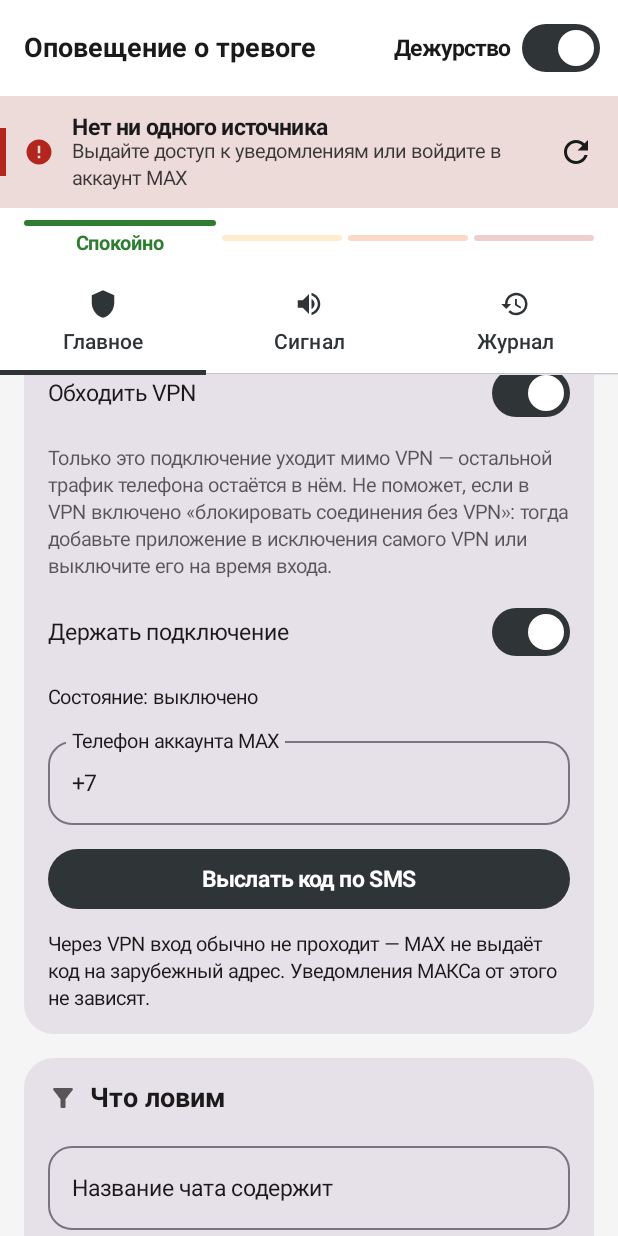
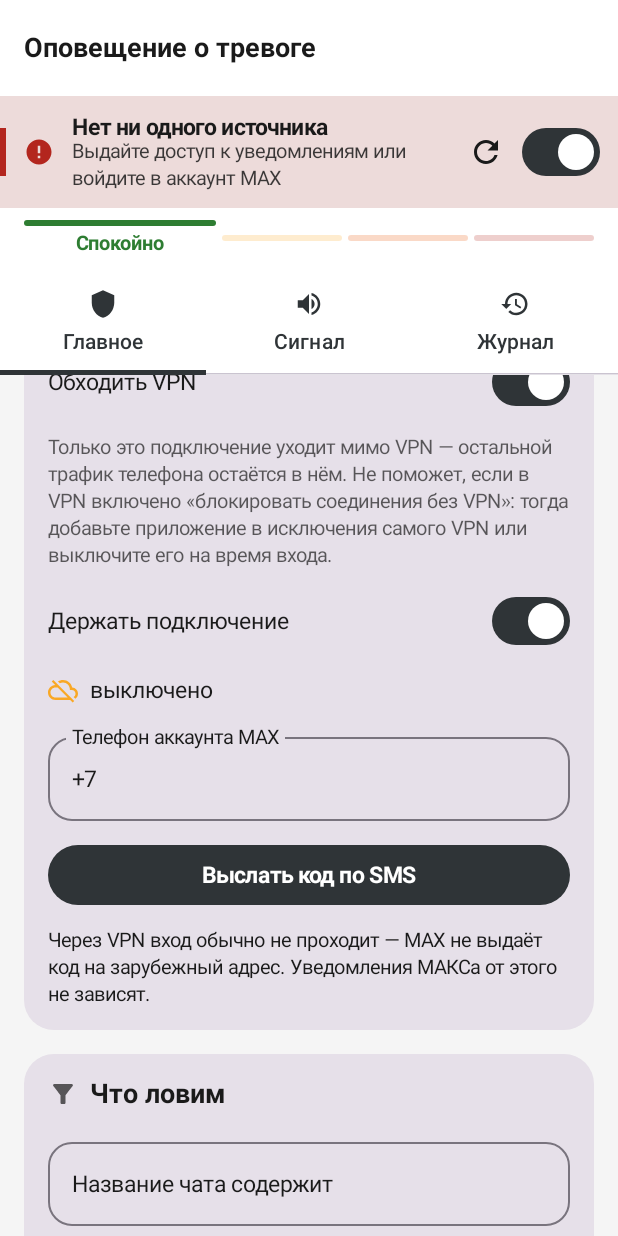
Before and after one commit to sexorcist00/max-alert-notifier, an Android app built with Jetpack Compose: the screen it shows after launch (MainActivity), on a phone screen of 412 x 824 dp. Run offline under Robolectric (Android 15) with nearby library versions, the phone set to English and light mode, and no system bars; pictures from the network do not load.

Commit message:
fix(android): stop breaking the watch with the button that checks it
From a screenshot: "Сессия жива, чатов видно: 7" sitting directly above
"Read error: ssl=0x7446552348: I/O error during system call, Software caused
connection abort". Both were true, and the second was caused by the first.

- "Проверить сессию сейчас" opened a second connection and logged in with the
  same account and device id. MAX drops the older session when that happens, and
  the older session was the duty connection. So pressing check broke the watch,
  and the reconnect that followed looked like a network fault. While the duty
  connection is up it *is* the answer to "is the session alive", so no second one
  is opened any more.
- A dropped socket was noticed up to a minute late: the duty loop slept in 60 s
  steps once connected. It now watches the socket every 2 s, so a drop reaches
  the reconnect path with its backoff almost immediately -- that minute was a
  minute of not watching, while the screen said everything was fine.
- The state line was the raw transport error. It is a sentence now, chosen by a
  pure function with tests -- no DNS, timeout, refusal, drop and handshake failure
  all read the same, and our own Russian messages pass through untouched. The
  original text stays as a dim second line, because it is the only thing worth
  having when something must be reported to someone who can act on it. A cloud
  glyph carries online/offline beside it.
- The app's own name rendered as "Оповещение о т…", squeezed by the duty switch
  and its label in the app bar. The switch moved into the status banner, next to
  the line that says what duty is doing, and the title fits.

144 tests.

Co-Authored-By: Claude Opus 5 <noreply@anthropic.com>
Claude-Session: https://claude.ai/code/session_01Fc6tsyzwBxCocjTYP6Ym7Z

```diff
--- a/android/app/src/main/java/ru/maxalert/notifier/HomeScreen.kt
+++ b/android/app/src/main/java/ru/maxalert/notifier/HomeScreen.kt
@@ -59,6 +59,8 @@ import androidx.compose.ui.Modifier
 import androidx.compose.ui.draw.clip
 import androidx.compose.ui.graphics.Color
 import androidx.compose.ui.graphics.vector.ImageVector
+import androidx.compose.ui.semantics.contentDescription
+import androidx.compose.ui.semantics.semantics
 import androidx.compose.ui.platform.LocalContext
 import androidx.compose.ui.text.font.FontWeight
 import androidx.compose.ui.text.style.TextOverflow
@@ -127,6 +129,10 @@ internal fun HomeScreen() {
     Scaffold(
         topBar = {
             Column {
+                // Title only. The duty switch used to live here with its label, and between
+                // the two the app's own name rendered as "Оповещение о т…". The switch moved
+                // into the status banner, which is where it belongs anyway: right next to the
+                // line that says what duty is currently doing.
                 TopAppBar(
                     title = {
                         Text(
@@ -135,22 +141,15 @@ internal fun HomeScreen() {
                             overflow = TextOverflow.Ellipsis,
                         )
                     },
-                    actions = {
-                        // The master switch belongs where it is always reachable: whether the
-                        // phone is on watch is the one thing worth knowing from any tab.
-                        Text("Дежурство", style = MaterialTheme.typography.labelLarge)
-                        Spacer(Modifier.width(Spacing.sm))
-                        Switch(
-                            checked = settings.enabled,
-                            onCheckedChange = { value ->
-                                update { it.copy(enabled = value) }
-                                if (value) MaxWatchService.start(context) else MaxWatchService.stop(context)
-                            },
-                        )
-                        Spacer(Modifier.width(Spacing.sm))
+                )
+                StatusStrip(
+                    settings = settings,
+                    onDuty = { value ->
+                        update { it.copy(enabled = value) }
+                        if (value) MaxWatchService.start(context) else MaxWatchService.stop(context)
                     },
+                    onClick = { tab = 0 },
                 )
-                StatusStrip(settings) { tab = 0 }
                 ThreatScale()
                 TabRow(selectedTabIndex = tab) {
                     TABS.forEachIndexed { index, spec ->
@@ -193,7 +192,11 @@ internal fun HomeScreen() {
 }
 
 @Composable
-internal fun StatusStrip(settings: AlertSettings, onClick: () -> Unit) {
+internal fun StatusStrip(
+    settings: AlertSettings,
+    onDuty: (Boolean) -> Unit,
+    onClick: () -> Unit,
+) {
     val context = LocalContext.current
     val scope = rememberCoroutineScope()
     val session = remember { MaxSession(context) }
@@ -303,6 +306,12 @@ internal fun StatusStrip(settings: AlertSettings, onClick: () -> Unit) {
                 )
             }
         }
+        Switch(
+            checked = settings.enabled,
+            onCheckedChange = onDuty,
+            modifier = Modifier.semantics { contentDescription = "Дежурство" },
+        )
+        Spacer(Modifier.width(Spacing.sm))
     }
 }
 
--- a/android/app/src/main/java/ru/maxalert/notifier/WatchTab.kt
+++ b/android/app/src/main/java/ru/maxalert/notifier/WatchTab.kt
@@ -21,6 +21,8 @@ import androidx.compose.material.icons.filled.Lan
 import androidx.compose.material.icons.filled.SystemUpdate
 import androidx.compose.material.icons.filled.Warning
 import androidx.compose.material.icons.filled.CheckCircle
+import androidx.compose.material.icons.filled.CloudDone
+import androidx.compose.material.icons.filled.CloudOff
 import androidx.compose.material.icons.filled.Forum
 import androidx.compose.material.icons.filled.NotificationsActive
 import androidx.compose.material.icons.filled.PowerSettingsNew
@@ -309,6 +311,7 @@ internal fun DirectConnectionCard(
     update: ((AlertSettings) -> AlertSettings) -> Unit,
 ) {
     val context = LocalContext.current
+    val palette = LocalAlertPalette.current
     val scope = rememberCoroutineScope()
     val session = remember { MaxSession(context) }
 
@@ -369,7 +372,24 @@ internal fun DirectConnectionCard(
             update { it.copy(useDirectConnection = value) }
             if (value) MaxWatchService.start(context) else MaxWatchService.stop(context)
         }
-        Text("Состояние: ${MaxWatchService.status}", style = MaterialTheme.typography.bodySmall)
+        // The state in words, and the network's own text under it -- small, dim, and only
+        // when it says something the sentence above does not.
+        Row(verticalAlignment = Alignment.CenterVertically) {
+            Icon(
+                imageVector = if (MaxWatchService.online) Icons.Filled.CloudDone
+                else Icons.Filled.CloudOff,
+                contentDescription = null,
+                tint = if (MaxWatchService.online) palette.statusOk else palette.statusWarn,
+                modifier = Modifier.size(Spacing.inlineIcon),
+            )
+            Spacer(Modifier.width(Spacing.sm))
+            Text(
+                MaxWatchService.status,
+                style = MaterialTheme.typography.bodyMedium,
+                modifier = Modifier.weight(1f),
+            )
+        }
+        MaxWatchService.statusDetail?.let { detail -> Hint(detail) }
 
         if (loggedIn) {
             Text("Вход выполнен: ${session.phone ?: "аккаунт MAX"}")
```
Also changed, not shown: android/app/src/main/java/ru/maxalert/notifier/ConnectionTrouble.kt (added, +64 -0 lines), android/app/src/main/java/ru/maxalert/notifier/LiveState.kt (+18 -1 lines), android/app/src/main/java/ru/maxalert/notifier/MaxWatchService.kt (+23 -3 lines), 1 other file.
